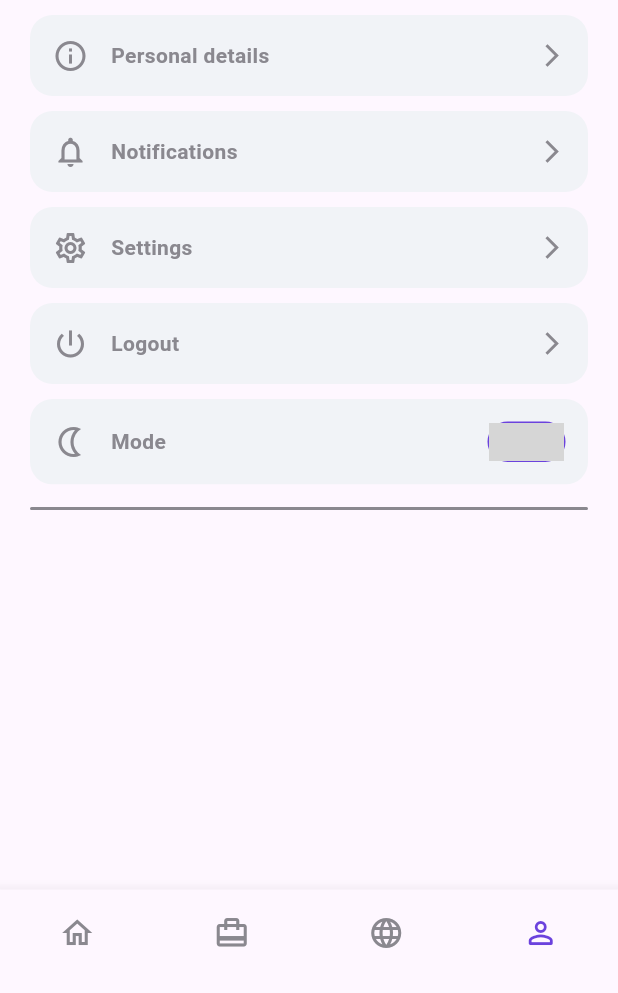
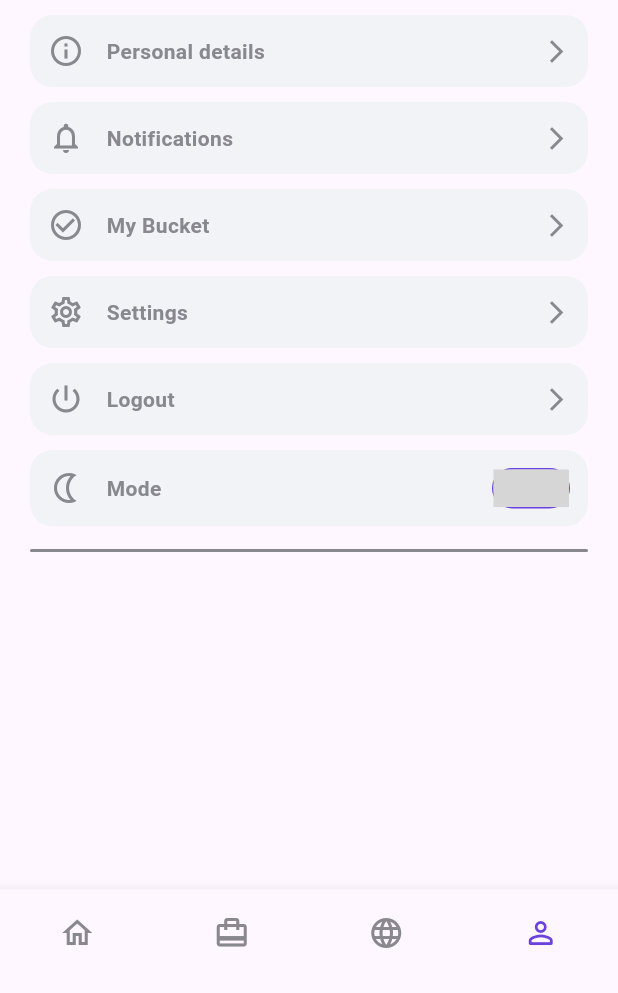
Before and after one commit to vijaysahu12/kingmobile, a Flutter app: the HomeScreen screen opened directly, swiped to page 4, on a phone screen of 412 x 824 dp, the part 243-1236 px from its top. Run offline on Flutter 3.47's test engine with Material 3 defaults, Android fonts, the phone set to English and light mode, and no system bars; drawn by our look-alikes of pull_to_refresh; our stand-ins replace carousel_slider, connectivity_plus, country_picker, device_info, dio, firebase_auth and 8 more; missing offline and left inert: firebase_app_check, flutter_windowmanager, pusher_beams, razorpay_flutter, sliding_switch; accounts and stored records are empty; network calls fail; Roboto replaces fonts that are missing (poppins); grey boxes are pictures that could not be loaded.

Commit message:
Notification Api Added

```diff
--- a/lib/Helpers/ApiUrls.dart
+++ b/lib/Helpers/ApiUrls.dart
@@ -9,6 +9,8 @@ class ApiUrlConstants {
   static String otpLogin = baseUrl + "Account/otpLogin";
   static String otpLoginVerfication = baseUrl + "Account/otpLoginVerfication";
   static String LikeUnlikeProduct = baseUrl + "Product/LikeUnlikeProduct";
+  static String GetNotifications =
+      baseUrl + 'PushNotification/GetNotifications';
 }
 
 class SessionConstants {
--- /dev/null
+++ b/lib/Models/Response/getNotificationsResponse.dart
@@ -0,0 +1,51 @@
+// class getNotificationsResponse {
+//   final int statusCode;
+//   final String message;
+//   final List<NotificationsList> data;
+
+//   const getNotificationsResponse(
+//       {required this.statusCode, required this.message, required this.data});
+
+//   factory getNotificationsResponse.fromJson(Map<String, dynamic> json) {
+//     return getNotificationsResponse(
+//       statusCode: json['statusCode'] ?? 0,
+//       message: json['message'] ?? '',
+//       data: (json['data'] != null && json['data'] is List)
+//           ? List<NotificationsList>.from(
+//               json['data'].map((item) => NotificationsList.fromJson(item)),
+//             )
+//           : [],
+//     );
+//   }
+// }
+
+class NotificationsList {
+  final String title;
+  final String body;
+  final String category;
+  final String createdOn;
+  final String createdBy;
+  final bool isRead;
+  final bool isDelete;
+
+  const NotificationsList({
+    required this.title,
+    required this.body,
+    required this.category,
+    required this.createdOn,
+    required this.createdBy,
+    required this.isRead,
+    required this.isDelete,
+  });
+
+  factory NotificationsList.fromJson(Map<String, dynamic> json) {
+    return NotificationsList(
+        title: json['title'] ?? '',
+        body: json['body'] ?? '',
+        category: json['category'] ?? '',
+        createdOn: json['createdOn'] ?? '',
+        createdBy: json['createdBy'] ?? '',
+        isRead: json['isRead'],
+        isDelete: json['isDelete']);
+  }
+}
--- a/lib/Screens/Common/app_bar.dart
+++ b/lib/Screens/Common/app_bar.dart
@@ -1,9 +1,47 @@
+import 'dart:convert';
+import 'package:http/http.dart' as http;
+
 import 'package:flutter/material.dart';
+import 'package:kraapp/Screens/Notifications/notificationsList.dart';
+
+import '../../Helpers/ApiUrls.dart';
 import '../../Helpers/sharedPref.dart';
+import '../../Models/Response/getNotificationsResponse.dart';
 import '../Constants/app_color.dart';
 
 class AppBarBuilder {
   static SharedPref _sharedPref = SharedPref();
+
+  static Future<List<NotificationsList>?> NotificationList() async {
+    final String apiUrl = '${ApiUrlConstants.GetNotifications}';
+    final Map<String, dynamic> requestBody = {
+      "id": 0,
+      "pageSize": 3,
+      "pageNumber": 3,
+      "requestedBy": "9A8AD607-089B-EE11-812B-00155D23D79C"
+    };
+    final response = await http.post(
+      Uri.parse(apiUrl),
+      headers: <String, String>{'Content-Type': 'application/json'},
+      body: jsonEncode(requestBody),
+    );
+    if (response.statusCode == 200) {
+      List<NotificationsList>? list;
+      final dynamic dataList = json.decode(response.body);
+      if (dataList.containsKey('data') &&
+          dataList['data'] != null &&
+          dataList['data']['notification'] is List) {
+        List<dynamic> parsedList = dataList['data']['notification'];
+        list =
+            parsedList.map((val) => NotificationsList.fromJson(val)).toList();
+        print(list);
+      }
+      return list;
+    } else {
+      print('Request failed with status: ${response.statusCode}');
+      throw Exception('Failed to load notifications');
+    }
+  }
 
   static Future<String> loadUserName() async {
     String fullName = await _sharedPref.read("KingUserProfileName") ?? '';
@@ -39,10 +77,32 @@ class AppBarBuilder {
                     ),
                     Spacer(),
                     IconButton(
-                      onPressed: () {},
-                      icon: Icon(
-                        Icons.notifications,
-                        color: AppColors.lightShadow,
+                      onPressed: () {
+                        Navigator.push(
+                          context,
+                          MaterialPageRoute(
+                              builder: (context) => AllNotifications()),
+                        );
+                      },
+                      icon: Stack(
+                        children: [
+                          Icon(
+                            Icons.notifications,
+                            color: AppColors.lightShadow,
+                          ),
+                          Positioned(
+                            right: 0,
+                            child: Container(
+                              child: Text(
+                                "9",
+                                style: TextStyle(
+                                    color: AppColors.lightShadow,
+                                    fontSize: 12,
+                                    fontWeight: FontWeight.bold),
+                              ),
+                            ),
+                          ),
+                        ],
                       ),
                     ),
                   ],
--- a/lib/Screens/LoginRegister/loginRegisterNew/otp_verificationScreen.dart
+++ b/lib/Screens/LoginRegister/loginRegisterNew/otp_verificationScreen.dart
@@ -91,7 +91,7 @@ class _OtpVerificationScreen extends State<OtpVerificationScreen> {
       "mobile": _mobileController.text,
       "city": _cityController.text,
       "gender": selectedGender.toString(),
-      "dob": ""
+      "dob": "08-08-20"
     };
     print(userData);
     try {
--- a/lib/Screens/ProfileSetting/personalDetails.dart
+++ b/lib/Screens/ProfileSetting/personalDetails.dart
@@ -25,6 +25,7 @@ class _PersonalDetails extends State<PersonalDetails> {
   final TextEditingController _userCityController = TextEditingController();
   final TextEditingController _userDateOfBirthController =
       TextEditingController();
+
   //HttpRequestHelper _httpHelper = HttpRequestHelper();
 
   // final FirebaseAuth auth = FirebaseAuth.instance;
@@ -84,6 +85,7 @@ class _PersonalDetails extends State<PersonalDetails> {
         );
       },
     );
+
     if (picked != null) {
       setState(() {
         selectedDate = picked;
--- a/lib/Screens/ProfileSetting/profileDetailScreen.dart
+++ b/lib/Screens/ProfileSetting/profileDetailScreen.dart
@@ -1,4 +1,5 @@
 import 'package:flutter/material.dart';
+import 'package:kraapp/Screens/ProfileSetting/myBucket.dart';
 
 import 'package:kraapp/Screens/ProfileSetting/notifications.dart';
 import 'package:kraapp/Screens/ProfileSetting/personalDetails.dart';
@@ -137,7 +138,7 @@ class _PersonalInformation extends State<PersonalInformation> {
                 // );
               },
               child: Container(
-                padding: EdgeInsets.all(15),
+                padding: EdgeInsets.all(12),
                 decoration: BoxDecoration(
                   color: AppColors.lightShadow,
                   borderRadius: BorderRadius.circular(15),
@@ -182,7 +183,7 @@ class _PersonalInformation extends State<PersonalInformation> {
                 );
               },
               child: Container(
-                padding: EdgeInsets.all(15),
+                padding: EdgeInsets.all(12),
                 decoration: BoxDecoration(
                   color: AppColors.lightShadow,
                   borderRadius: BorderRadius.circular(15),
@@ -220,13 +221,58 @@ class _PersonalInformation extends State<PersonalInformation> {
             GestureDetector(
               onTap: () {
                 Navigator.push(
+                  context,
+                  MaterialPageRoute(
+                    builder: (context) => MyBucketScreen(),
+                  ),
+                );
+              },
+              child: Container(
+                padding: EdgeInsets.all(12),
+                decoration: BoxDecoration(
+                  color: AppColors.lightShadow,
+                  borderRadius: BorderRadius.circular(15),
+                ),
+                child: Row(
+                  children: [
+                    Icon(
+                      Icons.check_circle_outline,
+                      color: AppColors.grey,
+                    ),
+                    SizedBox(
+                      width: 15,
+                    ),
+                    Text(
+                      'My Bucket',
+                      style: TextStyle(
+                          color: AppColors.grey,
+                          fontFamily: 'poppins',
+                          fontWeight: FontWeight.bold,
+                          fontSize: 14),
+                    ),
+                    Spacer(),
+                    Icon(
+                      Icons.arrow_forward_ios_outlined,
+                      color: AppColors.grey,
+                      size: 18,
+                    )
+                  ],
+                ),
+              ),
+            ),
+            SizedBox(
+              height: 10,
+            ),
+            GestureDetector(
+              onTap: () {
+                Navigator.push(
                     context,
                     MaterialPageRoute(
                       builder: (context) => SettingsScreen(),
                     ));
               },
               child: Container(
-                padding: EdgeInsets.all(15),
+                padding: EdgeInsets.all(12),
                 decoration: BoxDecoration(
                     color: AppColors.lightShadow,
                     borderRadius: BorderRadius.circular(15)),
@@ -269,7 +315,7 @@ class _PersonalInformation extends State<PersonalInformation> {
               //     (route) => false);
 
               child: Container(
-                padding: EdgeInsets.all(15),
+                padding: EdgeInsets.all(12),
                 decoration: BoxDecoration(
                     color: AppColors.lightShadow,
                     borderRadius: BorderRadius.circular(15)),
@@ -308,7 +354,7 @@ class _PersonalInformation extends State<PersonalInformation> {
               child: Container(
                 color: AppColors.lightShadow,
                 child: Padding(
-                  padding: const EdgeInsets.all(15.0),
+                  padding: const EdgeInsets.all(12.0),
                   child: Row(
                     children: [
                       Icon(
```
Also changed, not shown: lib/Screens/Notifications/notificationsList.dart (added, +343 -0 lines), lib/Screens/ProfileSetting/myBucket.dart (added, +66 -0 lines), lib/main.dart (+5 -4 lines), 1 other file.
